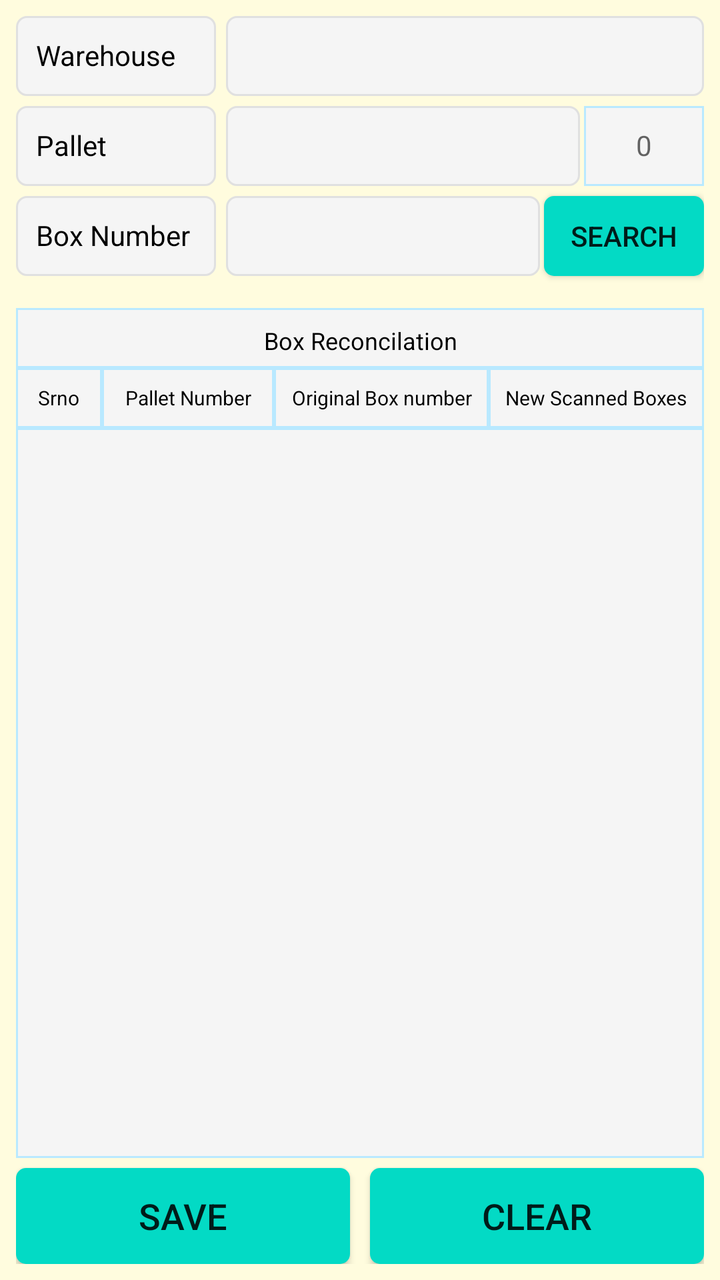
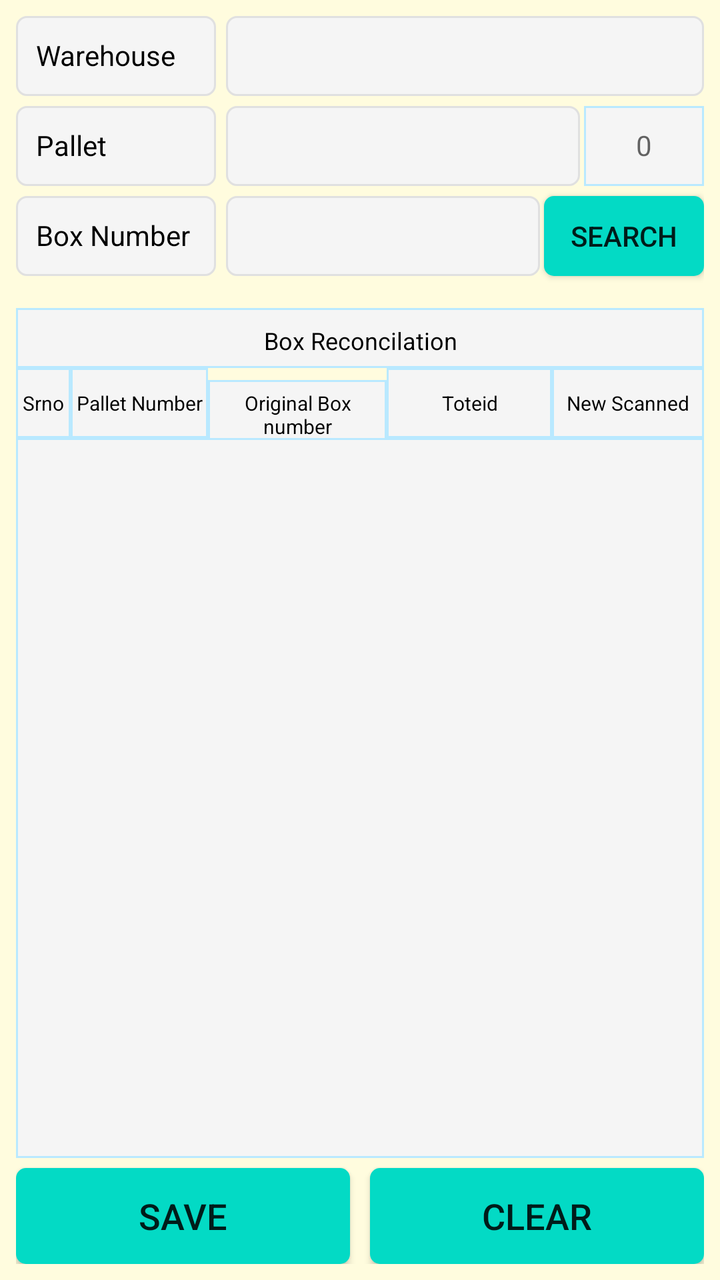

Two renders of the same Android screen: before a commit and after it. Below are the layout's source before the change and the commit's diff.
<!-- AndroidManifest.xml: application theme AppTheme -->
<!-- res/layout/fragment_pallet_box_count.xml -->
<?xml version="1.0" encoding="utf-8"?>
<FrameLayout xmlns:android="http://schemas.android.com/apk/res/android"
    xmlns:app="http://schemas.android.com/apk/res-auto"
    xmlns:tools="http://schemas.android.com/tools"
    android:layout_width="match_parent"
    android:layout_height="match_parent"
    android:background="@color/backColor"
    tools:context=".ui.rack.RackInRackOutFragment">

    <androidx.constraintlayout.widget.ConstraintLayout
        android:layout_width="match_parent"
        android:layout_height="match_parent"
        android:padding="8dp">

        <TextView
            android:id="@+id/TextView6"
            android:layout_width="0dp"
            android:layout_height="30dp"
            android:layout_marginTop="16dp"
            android:background="@drawable/et_custom_total"
            android:textColor="@color/coloBlack"
            android:gravity="center"
            android:hint=""
            android:padding="8dp"
            android:text="Box Reconcilation"
            android:textSize="12dp"
            app:layout_constraintEnd_toEndOf="parent"
            app:layout_constraintStart_toStartOf="parent"
            app:layout_constraintTop_toBottomOf="@+id/TextView5" />
















        <TextView
            android:id="@+id/tv_rack_in_out_warehouse"
            android:layout_width="0dp"
            android:layout_height="40dp"
            android:layout_marginLeft="5dp"
            android:textColor="@color/coloBlack"
            android:background="@drawable/et_custom"
            android:gravity="left"
            android:hint=""
            android:padding="10dp"
            android:textSize="14dp"
            app:layout_constraintEnd_toEndOf="parent"
            app:layout_constraintStart_toEndOf="@+id/TextView1"
            app:layout_constraintTop_toTopOf="parent" />














































        
        
        
        
        
        
        
        
        
        
        
        
        
        
        
        
        































        <EditText
            android:id="@+id/et_rack_in_out_pallettop"
            android:layout_width="0dp"
            android:layout_height="40dp"
            android:layout_marginStart="5dp"
            android:layout_marginLeft="5dp"
            android:layout_marginTop="5dp"
            android:singleLine="true"
            android:background="@drawable/et_custom"
            android:padding="10dp"
            android:maxLines="1"
            android:textSize="14dp"
            app:layout_constraintStart_toEndOf="@+id/TextView4"
            app:layout_constraintEnd_toStartOf="@+id/box_count_pallet1"
            app:layout_constraintTop_toBottomOf="@+id/tv_rack_in_out_warehouse" />

        <TextView
            android:id="@+id/box_count_pallet1"
            android:layout_width="60dp"
            android:layout_height="40dp"
            android:singleLine="true"
            android:text=""
            android:hint="0"
            android:padding="10dp"
            android:inputType="text"
            android:layout_marginLeft="2dp"
            android:textAlignment="center"
            android:background="@drawable/et_custom_total"
            app:layout_constraintEnd_toEndOf="parent"
            app:layout_constraintStart_toEndOf="@+id/et_rack_in_out_pallettop"
            app:layout_constraintTop_toTopOf="@+id/TextView4"
            >
        </TextView>

        <TextView
            android:id="@+id/TextView5"
            android:layout_width="100dp"
            android:layout_height="40dp"
            android:textColor="@color/coloBlack"
            android:layout_marginTop="5dp"
            android:background="@drawable/et_custom"
            android:gravity="left"
            android:hint=""
            android:padding="10dp"
            android:text="Box Number"
            android:textSize="14dp"
            app:layout_constraintStart_toStartOf="parent"
            app:layout_constraintTop_toBottomOf="@+id/TextView4" />

        <EditText
            android:id="@+id/et_rack_in_out_BoxCount"
            android:layout_width="0dp"
            android:layout_height="40dp"
            android:layout_marginStart="5dp"
            android:layout_marginLeft="5dp"
            android:layout_marginTop="5dp"
            android:background="@drawable/et_custom"

            android:text=""

            android:padding="10dp"
            android:textSize="14dp"
            app:layout_constraintStart_toEndOf="@+id/TextView5"
            app:layout_constraintEnd_toEndOf="parent"
            app:layout_constraintTop_toBottomOf="@+id/et_rack_in_out_pallettop"
            app:layout_constraintEnd_toStartOf="@+id/btn_Box_search"
            />
          


        <Button
            android:id="@+id/btn_Box_search"
            android:layout_width="80dp"
            android:layout_height="40dp"
            android:text="Search"
            android:padding="10dp"
            android:singleLine="true"
            android:layout_marginLeft="2dp"
            android:textAlignment="center"
            android:background="@drawable/btn_custom1"
            app:layout_constraintEnd_toEndOf="parent"
            app:layout_constraintStart_toEndOf="@+id/et_rack_in_out_BoxCount"
            app:layout_constraintTop_toTopOf="@+id/TextView5"
            >
        </Button>

        <androidx.constraintlayout.widget.ConstraintLayout
            android:id="@+id/lyt_listheader"
            android:layout_width="match_parent"
            android:layout_height="wrap_content"
            android:padding="0dp"
            app:layout_constraintEnd_toEndOf="parent"
            app:layout_constraintStart_toStartOf="parent"
            app:layout_constraintTop_toBottomOf="@+id/TextView6">

            <LinearLayout
                android:layout_width="match_parent"
                android:layout_height="wrap_content"

                android:weightSum="4"
                app:layout_constraintEnd_toStartOf="parent"
                app:layout_constraintStart_toStartOf="parent"
                app:layout_constraintTop_toTopOf="parent">
                <TextView
                    android:layout_width="0dp"
                    android:layout_height="30dp"
                    android:layout_weight="0.5"
                    android:background="@drawable/et_custom_total"
                    android:gravity="center"
                    android:hint=""
                    android:text="Srno"
                    android:textColor="@color/coloBlack"
                    android:textSize="10dp"
                    app:layout_constraintEnd_toStartOf="@+id/tv_stocktaking_tickte_date"
                    app:layout_constraintStart_toStartOf="parent"
                    app:layout_constraintTop_toTopOf="parent" />
                <TextView
                    android:layout_width="0dp"
                    android:layout_height="30dp"
                    android:layout_weight="1.0"
                    android:background="@drawable/et_custom_total"
                    android:gravity="center"
                    android:hint=""
                    android:text="Pallet Number"
                    android:textColor="@color/coloBlack"
                    android:textSize="10dp"
                    app:layout_constraintEnd_toStartOf="@+id/tv_stocktaking_tickte_date"
                    app:layout_constraintStart_toStartOf="parent"
                    app:layout_constraintTop_toTopOf="parent" />

                <TextView
                    android:layout_width="0dp"
                    android:layout_height="30dp"
                    android:layout_weight="1.25"
                    android:background="@drawable/et_custom_total"
                    android:gravity="center"
                    android:hint=""
                    android:text="Original Box number"
                    android:textColor="@color/coloBlack"
                    android:textSize="10dp"
                    app:layout_constraintEnd_toStartOf="@+id/tv_stocktaking_tickte_date"
                    app:layout_constraintStart_toStartOf="parent"
                    app:layout_constraintTop_toTopOf="parent" />

                <TextView
                    android:layout_width="0dp"
                    android:layout_height="30dp"
                    android:layout_weight="1.25"
                    android:background="@drawable/et_custom_total"
                    android:gravity="center"
                    android:hint=""
                    android:text="New Scanned Boxes"
                    android:textColor="@color/coloBlack"
                    android:textSize="10dp"
                    app:layout_constraintEnd_toStartOf="@+id/tv_stocktaking_tickte_date"
                    app:layout_constraintStart_toStartOf="parent"
                    app:layout_constraintTop_toTopOf="parent" />

                
                
                
                
                
                
                
                
                
                
                
                
                

            </LinearLayout>

        </androidx.constraintlayout.widget.ConstraintLayout>

        <TextView
            android:id="@+id/listempty"
            android:layout_width="wrap_content"
            android:layout_height="wrap_content"
            android:layout_marginStart="16dp"
            android:layout_marginEnd="16dp"
            android:visibility="gone"
            android:text="Nothing to show"
            android:textColor="@color/colorAccent"
            app:layout_constraintBottom_toTopOf="@+id/bt_rack_in_out_save"
            app:layout_constraintEnd_toEndOf="parent"
            app:layout_constraintStart_toStartOf="parent"
            app:layout_constraintTop_toBottomOf="@+id/lyt_listheader" />
        <ListView
            android:id="@+id/lv_details"
            android:layout_width="0dp"
            android:layout_height="0dp"
            android:background="@drawable/et_custom_total"
            app:layout_constraintBottom_toTopOf="@+id/bt_rack_in_out_save"
            app:layout_constraintEnd_toEndOf="parent"
            app:layout_constraintStart_toStartOf="parent"
            android:layout_marginBottom="5dp"
            app:layout_constraintTop_toBottomOf="@+id/lyt_listheader"/>

        <TextView
            android:id="@+id/textView3"
            android:layout_width="wrap_content"
            android:layout_height="wrap_content"
            android:layout_marginStart="16dp"
            android:layout_marginLeft="16dp"
            android:layout_marginEnd="16dp"
            android:layout_marginRight="16dp"
            android:text="   "
            android:textColor="@color/colorAccent"
            app:layout_constraintBottom_toBottomOf="parent"
            app:layout_constraintEnd_toEndOf="parent"
            app:layout_constraintStart_toStartOf="parent" />

        <Button
            android:id="@+id/bt_rack_in_out_save"
            android:layout_width="0dp"
            android:layout_height="wrap_content"
            android:layout_marginTop="16dp"
            android:background="@drawable/btn_custom1"
            android:text="SAVE"
            android:textAllCaps="false"
            android:textSize="18sp"
            app:layout_constraintEnd_toStartOf="@+id/textView3"
            app:layout_constraintStart_toStartOf="parent"
            app:layout_constraintEnd_toEndOf="parent"
            app:layout_constraintBottom_toBottomOf="parent"
            />

        <Button
            android:id="@+id/bt_rack_in_out_clear"
            android:layout_width="0dp"
            android:layout_height="wrap_content"
            android:background="@drawable/btn_custom1"
            android:text="CLEAR"
            android:textAllCaps="false"
            android:textSize="18sp"
            app:layout_constraintEnd_toEndOf="parent"
            app:layout_constraintHorizontal_bias="1.0"
            app:layout_constraintStart_toEndOf="@+id/textView3"
            app:layout_constraintBottom_toBottomOf="parent"
            app:layout_constraintTop_toTopOf="@+id/bt_rack_in_out_save" />

        <TextView
            android:id="@+id/TextView1"
            android:layout_width="100dp"
            android:layout_height="40dp"
            android:background="@drawable/et_custom"
            android:gravity="left"
            android:textColor="@color/coloBlack"
            android:hint=""
            android:padding="10dp"
            android:text="Warehouse"
            android:textSize="14dp"
            app:layout_constraintStart_toStartOf="parent"
            app:layout_constraintTop_toTopOf="parent" />

        
        
        
        
        
        
        
        
        
        
        
        
        
        
















        <TextView
            android:id="@+id/TextView4"
            android:layout_width="100dp"
            android:layout_height="40dp"
            android:layout_marginTop="5dp"
            android:textColor="@color/coloBlack"
            android:background="@drawable/et_custom"
            android:gravity="left"
            android:hint=""
            android:padding="10dp"
            android:text="Pallet"
            android:textSize="14dp"
            app:layout_constraintStart_toStartOf="parent"
            app:layout_constraintTop_toBottomOf="@+id/tv_rack_in_out_warehouse" />



    </androidx.constraintlayout.widget.ConstraintLayout>


</FrameLayout>
<!-- resources referenced by this layout -->
<resources>
  <color name="backColor">#FFFCDE</color>
  <color name="coloBlack">#000000</color>
  <color name="colorAccent">#000000</color>
  <!-- drawable btn_custom1 (drawable) -->
  <?xml version="1.0" encoding="utf-8"?>
  <shape xmlns:android="http://schemas.android.com/apk/res/android"
      android:padding="10dp"
      android:shape="rectangle" >
  
      <solid android:color="@color/colorBtn" />
  
      <corners
          android:bottomLeftRadius="5dp"
          android:bottomRightRadius="5dp"
          android:topLeftRadius="5dp"
          android:topRightRadius="5dp" />
  
  </shape>
  <!-- drawable et_custom (drawable) -->
  <?xml version="1.0" encoding="utf-8"?>
  <shape xmlns:android="http://schemas.android.com/apk/res/android"
      android:padding="10dp"
      android:shape="rectangle" >
  
      <solid android:color="#f5f5f5" />
  
      <stroke
          android:width="1dp"
          android:color="#e0e0e0" />
  
      <corners
          android:bottomLeftRadius="5dp"
          android:bottomRightRadius="5dp"
          android:topLeftRadius="5dp"
          android:topRightRadius="5dp" />
  
  </shape>
  <!-- drawable et_custom_total (drawable) -->
  <?xml version="1.0" encoding="utf-8"?>
  <shape xmlns:android="http://schemas.android.com/apk/res/android"
      android:padding="10dp"
      android:shape="rectangle" >
  
      <solid android:color="#f5f5f5" />
  
      <stroke
          android:width="1dp"
          android:color="#B9E9FF" />
  
      <corners
          android:bottomLeftRadius="0dp"
          android:bottomRightRadius="0dp"
          android:topLeftRadius="0dp"
          android:topRightRadius="0dp" />
  
  </shape>
  <style name="AppTheme" parent="Theme.AppCompat.Light.NoActionBar">
          
          <item name="colorPrimary">@color/colorPrimary</item>
          <item name="colorPrimaryDark">@color/colorPrimaryDark</item>
          <item name="colorAccent">@color/colorAccent</item>
      </style>
  <color name="colorBtn">#03DAC5</color>
  <color name="colorPrimary">#ffb200</color>
  <color name="colorPrimaryDark">#ffb200</color>
</resources>

<!-- the commit's change to res/layout/fragment_pallet_box_count.xml (unified diff, before → after) -->
@@ -28,20 +28,20 @@
             app:layout_constraintStart_toStartOf="parent"
             app:layout_constraintTop_toBottomOf="@+id/TextView5" />
 
-
-
-
-
-
-
-
-
-
-
-
-
-
-
+        
+        
+        
+        
+        
+        
+        
+        
+        
+        
+        
+        
+        
+        
 
         <TextView
             android:id="@+id/tv_rack_in_out_warehouse"
@@ -58,97 +58,97 @@
             app:layout_constraintStart_toEndOf="@+id/TextView1"
             app:layout_constraintTop_toTopOf="parent" />
 
-
-
-
-
-
-
-
-
-
-
-
-
-
-
-
-
-
-
-
-
-
-
-
-
-
-
-
-
-
-
-
-
-
-
-
-
-
-
-
-
-
-
-
-
-
-        
-        
-        
-        
-        
-        
-        
-        
-        
-        
-        
-        
-        
-        
-        
-        
-        
-
-
-
-
-
-
-
-
-
-
-
-
-
-
-
-
-
-
-
-
-
-
-
-
-
-
-
-
-
+        
+        
+        
+        
+        
+        
+        
+        
+        
+        
+        
+        
+        
+        
+
+
+        
+        
+
+        
+        
+        
+        
+        
+        
+        
+        
+        
+        
+        
+        
+        
+
+        
+        
+        
+        
+        
+        
+        
+        
+        
+        
+        
+
+        
+        
+        
+        
+        
+        
+        
+        
+        
+        
+        
+        
+        
+        
+        
+        
+        
+
+        
+        
+
+        
+        
+        
+        
+        
+        
+        
+        
+        
+        
+        
+        
+        
+
+        
+        
+        
+        
+        
+        
+        
+        
+        
+        
+        
 
 
         <EditText
@@ -159,6 +159,7 @@
             android:layout_marginLeft="5dp"
             android:layout_marginTop="5dp"
             android:singleLine="true"
+            android:text=""
             android:background="@drawable/et_custom"
             android:padding="10dp"
             android:maxLines="1"
@@ -208,9 +209,7 @@
             android:layout_marginLeft="5dp"
             android:layout_marginTop="5dp"
             android:background="@drawable/et_custom"
-
             android:text=""
-
             android:padding="10dp"
             android:textSize="14dp"
             app:layout_constraintStart_toEndOf="@+id/TextView5"
@@ -218,7 +217,7 @@
             app:layout_constraintTop_toBottomOf="@+id/et_rack_in_out_pallettop"
             app:layout_constraintEnd_toStartOf="@+id/btn_Box_search"
             />
-          
+        
 
 
         <Button
@@ -250,14 +249,14 @@
                 android:layout_width="match_parent"
                 android:layout_height="wrap_content"
 
-                android:weightSum="4"
+                android:weightSum="5"
                 app:layout_constraintEnd_toStartOf="parent"
                 app:layout_constraintStart_toStartOf="parent"
                 app:layout_constraintTop_toTopOf="parent">
                 <TextView
                     android:layout_width="0dp"
-                    android:layout_height="30dp"
-                    android:layout_weight="0.5"
+                    android:layout_height="35dp"
+                    android:layout_weight="0.4"
                     android:background="@drawable/et_custom_total"
                     android:gravity="center"
                     android:hint=""
@@ -269,7 +268,7 @@
                     app:layout_constraintTop_toTopOf="parent" />
                 <TextView
                     android:layout_width="0dp"
-                    android:layout_height="30dp"
+                    android:layout_height="35dp"
                     android:layout_weight="1.0"
                     android:background="@drawable/et_custom_total"
                     android:gravity="center"
@@ -283,8 +282,8 @@
 
                 <TextView
                     android:layout_width="0dp"
-                    android:layout_height="30dp"
-                    android:layout_weight="1.25"
+                    android:layout_height="35dp"
+                    android:layout_weight="1.30"
                     android:background="@drawable/et_custom_total"
                     android:gravity="center"
                     android:hint=""
@@ -297,16 +296,31 @@
 
                 <TextView
                     android:layout_width="0dp"
-                    android:layout_height="30dp"
-                    android:layout_weight="1.25"
+                    android:layout_height="35dp"
+                    android:layout_weight="1.20"
                     android:background="@drawable/et_custom_total"
                     android:gravity="center"
                     android:hint=""
-                    android:text="New Scanned Boxes"
+                    android:text="Toteid"
                     android:textColor="@color/coloBlack"
                     android:textSize="10dp"
                     app:layout_constraintEnd_toStartOf="@+id/tv_stocktaking_tickte_date"
                     app:layout_constraintStart_toStartOf="parent"
+                    app:layout_constraintTop_toTopOf="parent" />
+
+                <TextView
+                    android:layout_width="0dp"
+                    android:layout_height="35dp"
+                    android:layout_weight="1.1"
+                    android:background="@drawable/et_custom_total"
+                    android:gravity="center"
+                    android:hint=""
+                    android:text="New Scanned"
+                    android:textColor="@color/coloBlack"
+                    android:textSize="10dp"
+                    app:layout_constraintEnd_toStartOf="@+id/tv_stocktaking_tickte_date"
+                    app:layout_constraintStart_toStartOf="parent"
+
                     app:layout_constraintTop_toTopOf="parent" />
 
                 
@@ -423,20 +437,20 @@
         
         
 
-
-
-
-
-
-
-
-
-
-
-
-
-
-
+        
+        
+        
+        
+        
+        
+        
+        
+        
+        
+        
+        
+        
+        
 
         <TextView
             android:id="@+id/TextView4"
